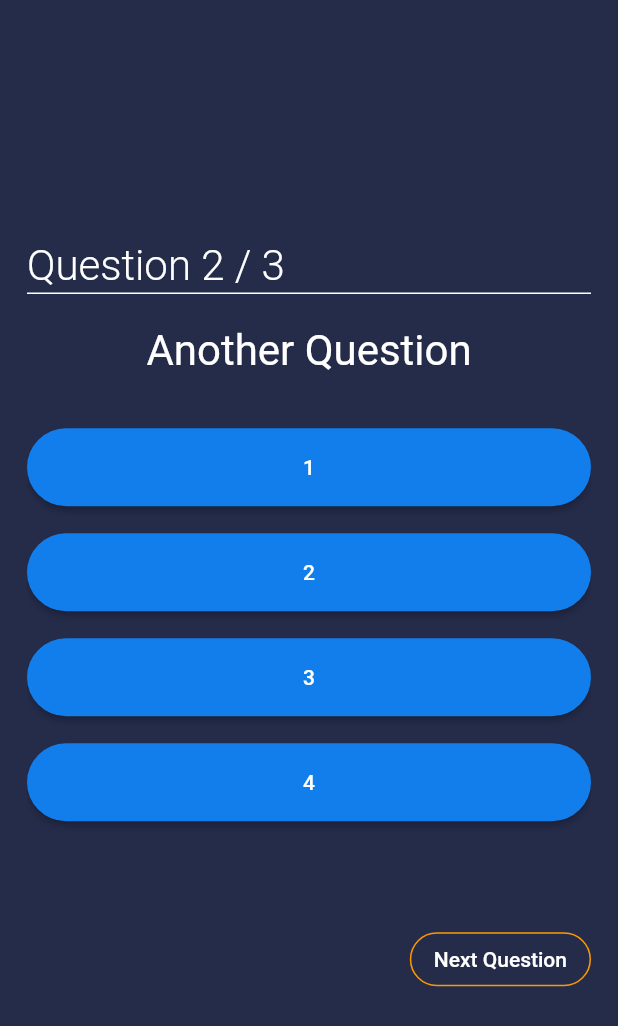
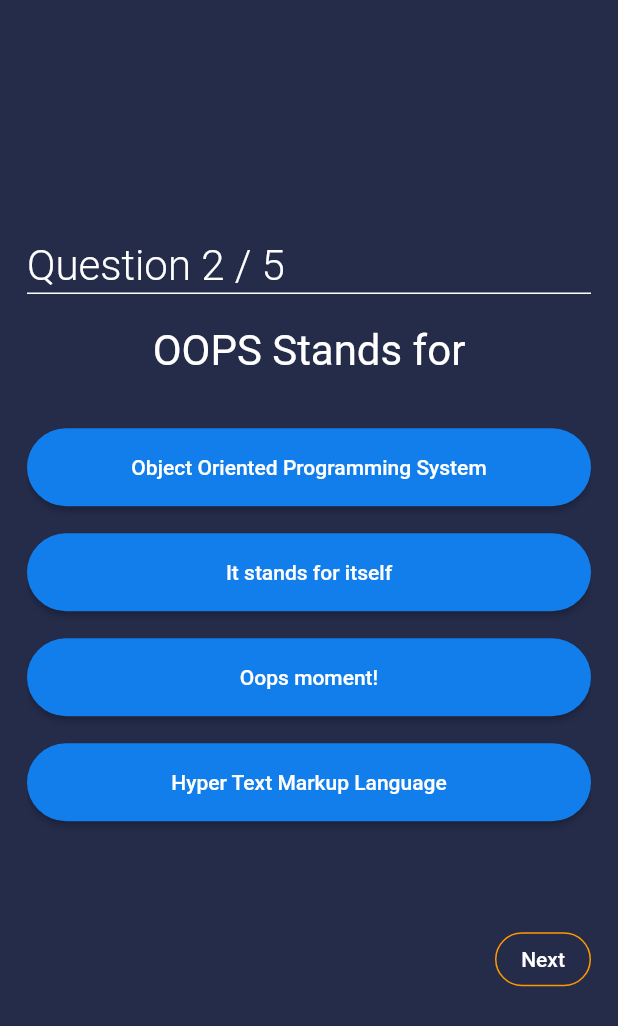
Before and after one commit to hashfx/quiz-app-flutter, a Flutter app: the screen it shows after launch, swiped to page 2, on a phone screen of 412 x 824 dp. Shown: the top 1026 px of the screen. Run offline on Flutter 3.47's test engine with Material 2 defaults, Android fonts, the phone set to English and light mode, and no system bars.

Commit message:
Questions Updated

```diff
--- a/lib/data/question_list.dart
+++ b/lib/data/question_list.dart
@@ -2,30 +2,48 @@ import 'package:quiz_app/model/question_model.dart';
 
 List<QuestionModel> questions = [
   QuestionModel(
-    "This is a Question",
+    "Flutter is developed by",
     {
-      "1": false,
-      "2": false,
-      "3": false,
-      "4": true,
+      "Google": true,
+      "Microsoft": false,
+      "HTML": false,
+      "69": false,
     },
   ),
   QuestionModel(
-    "Another Question",
+    "OOPS Stands for",
     {
-      "1": true,
-      "2": false,
-      "3": false,
-      "4": false,
+      "Object Oriented Programming System": true,
+      "It stands for itself": false,
+      "Oops moment!": false,
+      "Hyper Text Markup Language": false,
     },
   ),
   QuestionModel(
-    "Heya Question",
+    "Key to success is",
     {
-      "1": false,
-      "2": false,
-      "3": true,
-      "4": false,
+      "Primary Key": false,
+      "Power Key": false,
+      "Discipline": true,
+      "Low-Key": false,
+    },
+  ),
+  QuestionModel(
+    "Choose Random Option and see for your luck😉",
+    {
+      "Option 1": false,
+      "Option 2": false,
+      "Option 3": true,
+      "Option 4": false,
+    },
+  ),
+  QuestionModel(
+    "Which is not a Programming Language",
+    {
+      "Coffee": false,
+      "HTML": true,
+      "English": false,
+      "Missing Semicolon": false,
     },
   ),
 ];
--- a/lib/main.dart
+++ b/lib/main.dart
@@ -159,7 +159,7 @@ class _HomePageState extends State<HomePage> {
                           child: Text(
                             index + 1 == questions.length
                                 ? "See Result"
-                                : "Next Question",
+                                : "Next",
                             style: TextStyle(
                               color: Colors.white,
                             ),
--- a/lib/screens/result_screen.dart
+++ b/lib/screens/result_screen.dart
@@ -1,6 +1,7 @@
 import 'package:flutter/material.dart';
 import 'package:flutter/src/foundation/key.dart';
 import 'package:flutter/src/widgets/framework.dart';
+import 'package:quiz_app/data/question_list.dart';
 import 'package:quiz_app/main.dart';
 
 class ResultScreen extends StatefulWidget {
@@ -42,7 +43,7 @@ class _ResultScreenState extends State<ResultScreen> {
                 ),
                 SizedBox(height: 50.0),
                 Text(
-                  "${widget.score}",
+                  "${widget.score}/${questions.length*10}",
                   style: TextStyle(
                     color: Colors.orange,
                     fontSize: 80.0,
```
